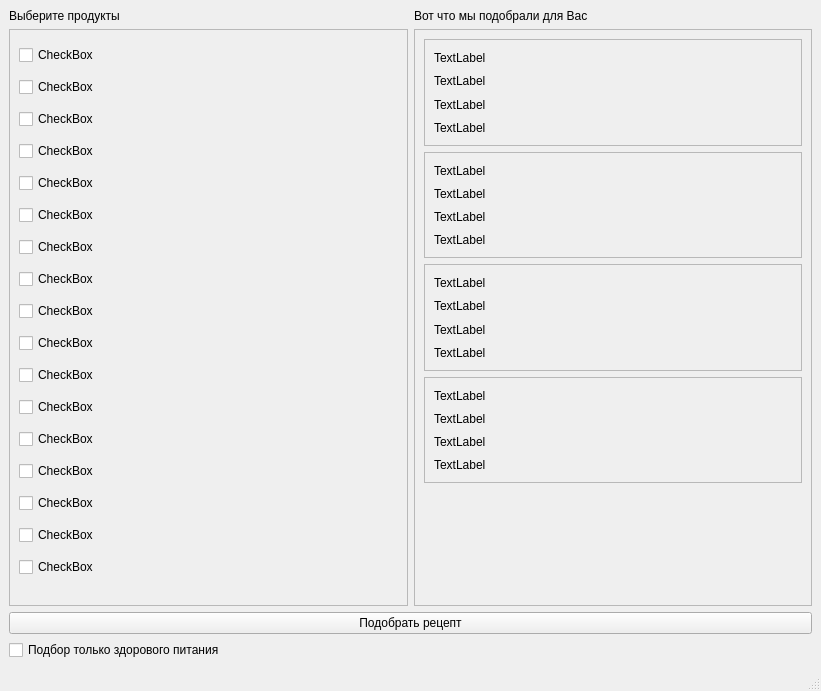
The window that mainwindow.ui (Aazmund/Be_Chef) describes before a commit, drawn with Qt 5.
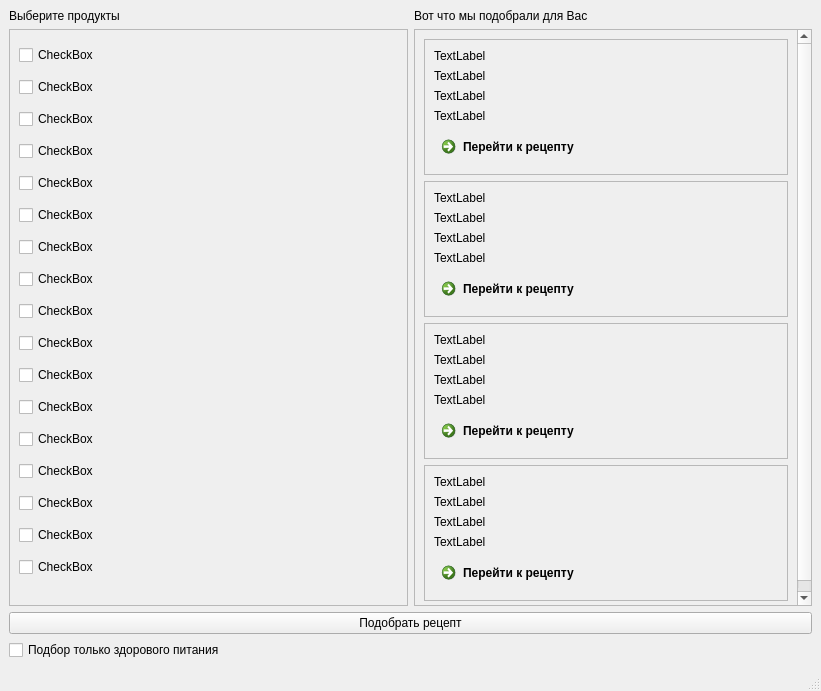
The same window after the commit.

```diff
--- a/mainwindow.ui
+++ b/mainwindow.ui
@@ -186,8 +186,8 @@
           <rect>
            <x>0</x>
            <y>0</y>
-           <width>390</width>
-           <height>554</height>
+           <width>378</width>
+           <height>596</height>
           </rect>
          </property>
          <layout class="QVBoxLayout" name="verticalLayout_4">
@@ -229,6 +229,13 @@
                </property>
               </widget>
              </item>
+             <item>
+              <widget class="QCommandLinkButton" name="commandLinkButton">
+               <property name="text">
+                <string>Перейти к рецепту</string>
+               </property>
+              </widget>
+             </item>
             </layout>
            </widget>
           </item>
@@ -269,6 +276,13 @@
                </property>
               </widget>
              </item>
+             <item>
+              <widget class="QCommandLinkButton" name="commandLinkButton_2">
+               <property name="text">
+                <string>Перейти к рецепту</string>
+               </property>
+              </widget>
+             </item>
             </layout>
            </widget>
           </item>
@@ -309,6 +323,13 @@
                </property>
               </widget>
              </item>
+             <item>
+              <widget class="QCommandLinkButton" name="commandLinkButton_3">
+               <property name="text">
+                <string>Перейти к рецепту</string>
+               </property>
+              </widget>
+             </item>
             </layout>
            </widget>
           </item>
@@ -349,6 +370,13 @@
                </property>
               </widget>
              </item>
+             <item>
+              <widget class="QCommandLinkButton" name="commandLinkButton_4">
+               <property name="text">
+                <string>Перейти к рецепту</string>
+               </property>
+              </widget>
+             </item>
             </layout>
            </widget>
           </item>
```
Left out of the diff: 7 changed lines with no effect on the pictures.
